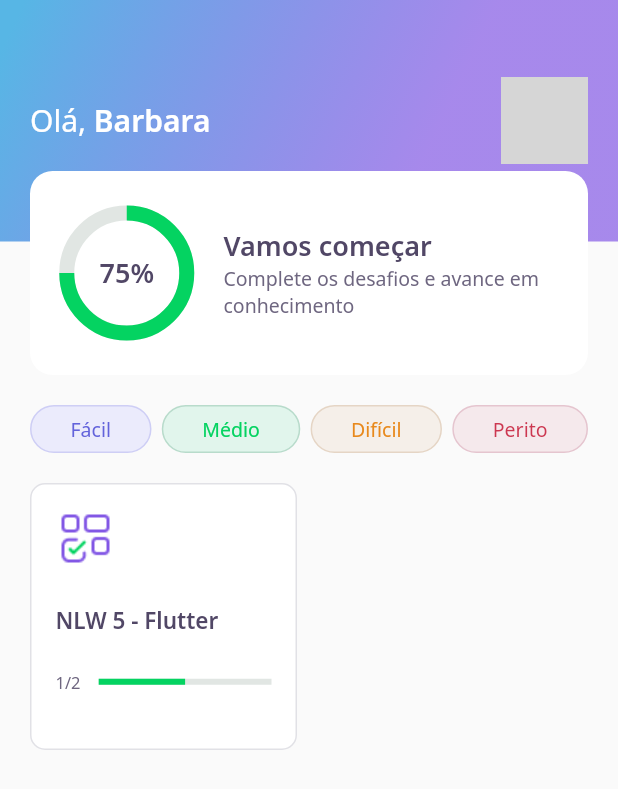
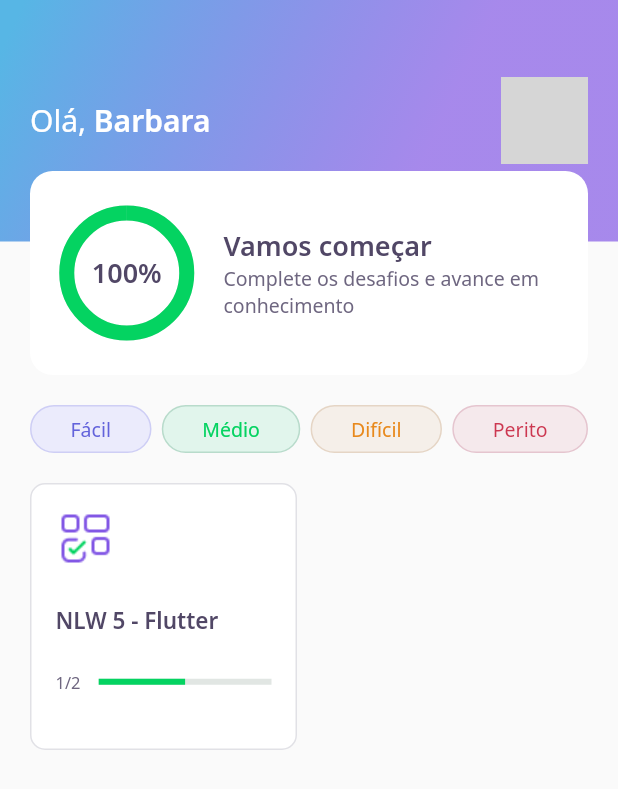
Before and after one commit to barbaracs/Flutter-Quiz, a Flutter app: the screen it shows after launch, on a phone screen of 412 x 824 dp. Shown: the top 789 px of the screen. Run offline on Flutter 3.47's test engine with Material 2 defaults, Android fonts, the phone set to English and light mode, and no system bars; our stand-ins replace google_fonts, share_plus; accounts and stored records are empty; network calls fail; grey boxes are pictures that could not be loaded.

Commit message:
add animation to completed percent at home

```diff
--- a/assets/database/user.json
+++ b/assets/database/user.json
@@ -1,5 +1,5 @@
 {
   "name": "Barbara",
-  "score": 75,
+  "score": 100,
   "photoUrl": "https://avatars.githubusercontent.com/u/19915950?s=400&u=e588dfd8d27fda2e7b875217fa41be14c372ead9&v=4"
 }
--- a/lib/home/widgets/appbar/app_bar_widget.dart
+++ b/lib/home/widgets/appbar/app_bar_widget.dart
@@ -41,7 +41,10 @@ class AppBarWidget extends PreferredSize {
                     ),
                   ),
                   Align(
-                      alignment: Alignment(0.0, 1.0), child: ScoreCardWidget())
+                      alignment: Alignment(0.0, 1.0),
+                      child: ScoreCardWidget(
+                        percent: user.score / 100,
+                      ))
                 ],
               )),
         );
--- a/lib/home/widgets/chart/chart_widget.dart
+++ b/lib/home/widgets/chart/chart_widget.dart
@@ -1,14 +1,48 @@
 import 'package:dev_quiz/core/core.dart';
 import 'package:flutter/material.dart';
 
-class ChartWidget extends StatelessWidget {
-  const ChartWidget({Key? key}) : super(key: key);
+class ChartWidget extends StatefulWidget {
+  final double percent;
+
+  const ChartWidget({
+    Key? key,
+    required this.percent,
+  }) : super(key: key);
+
+  @override
+  _ChartWidgetState createState() => _ChartWidgetState();
+}
+
+class _ChartWidgetState extends State<ChartWidget>
+    with SingleTickerProviderStateMixin {
+  late AnimationController _controller;
+  late Animation<double> _animation;
+
+  void _initAnimation() {
+    _controller = AnimationController(
+      vsync: this,
+      duration: Duration(seconds: 3),
+    );
+
+    _animation =
+        Tween<double>(begin: 0.0, end: widget.percent).animate(_controller);
+
+    _controller.forward();
+  }
+
+  void initState() {
+    _initAnimation();
+    super.initState();
+  }
+
   @override
   Widget build(BuildContext context) {
     return Container(
       width: 80,
       height: 80,
-        child: Stack(
+      child: AnimatedBuilder(
+        animation: _animation,
+        builder: (context, _) => Stack(
           children: [
             Center(
               child: Container(
@@ -16,18 +50,22 @@ class ChartWidget extends StatelessWidget {
                 height: 80,
                 child: CircularProgressIndicator(
                   strokeWidth: 10,
-                      value: .75,
+                  value: _animation.value,
                   backgroundColor: AppColors.chartSecondary,
-                      valueColor: AlwaysStoppedAnimation<Color>(
-                          AppColors.chartPrimary))),
+                  valueColor:
+                      AlwaysStoppedAnimation<Color>(AppColors.chartPrimary),
+                ),
+              ),
             ),
             Center(
               child: Text(
-                '75%',
+                '${(_animation.value * 100).toInt()}%',
                 style: AppTextStyles.heading,
               ),
             )
           ],
-        ));
+        ),
+      ),
+    );
   }
 }
--- a/lib/home/widgets/score_card/score_card_widget.dart
+++ b/lib/home/widgets/score_card/score_card_widget.dart
@@ -3,7 +3,12 @@ import 'package:dev_quiz/home/widgets/chart/chart_widget.dart';
 import 'package:flutter/material.dart';
 
 class ScoreCardWidget extends StatelessWidget {
-  const ScoreCardWidget({Key? key}) : super(key: key);
+  final double percent;
+
+  const ScoreCardWidget({
+    Key? key,
+    required this.percent,
+  }) : super(key: key);
 
   @override
   Widget build(BuildContext context) {
@@ -20,7 +25,9 @@ class ScoreCardWidget extends StatelessWidget {
               children: [
                 Expanded(
                   flex: 1,
-                  child: ChartWidget(),
+                  child: ChartWidget(
+                    percent: percent,
+                  ),
                 ),
                 Expanded(
                   flex: 3,
```
Lines whose indentation alone changed are shown as unchanged.
